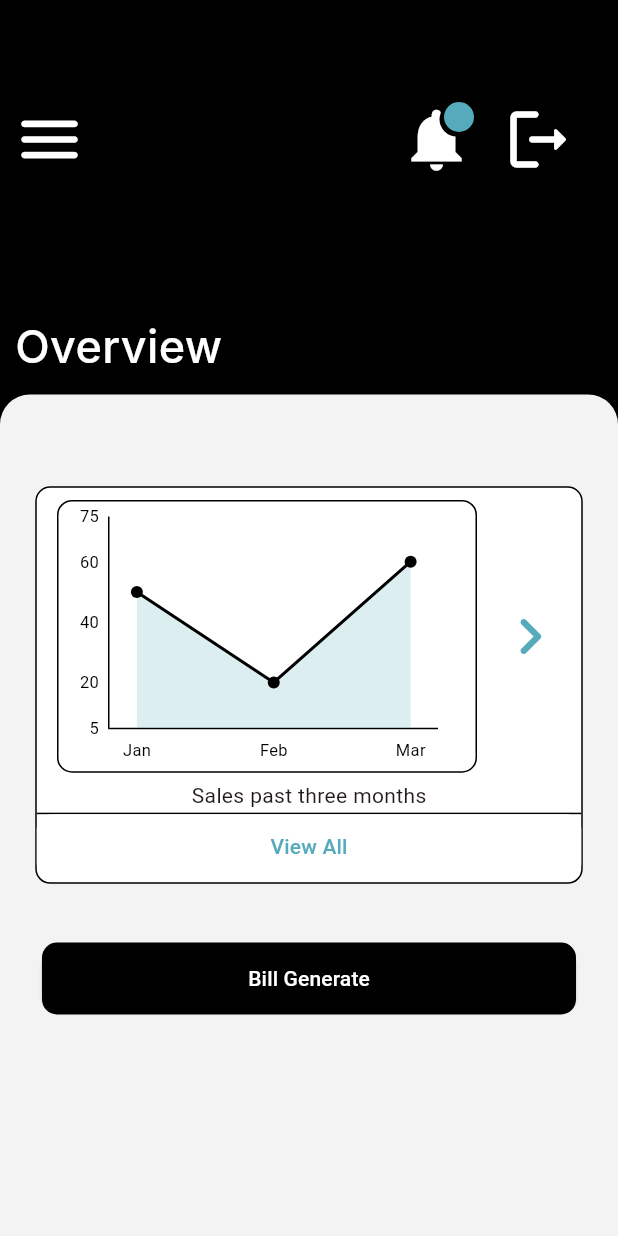
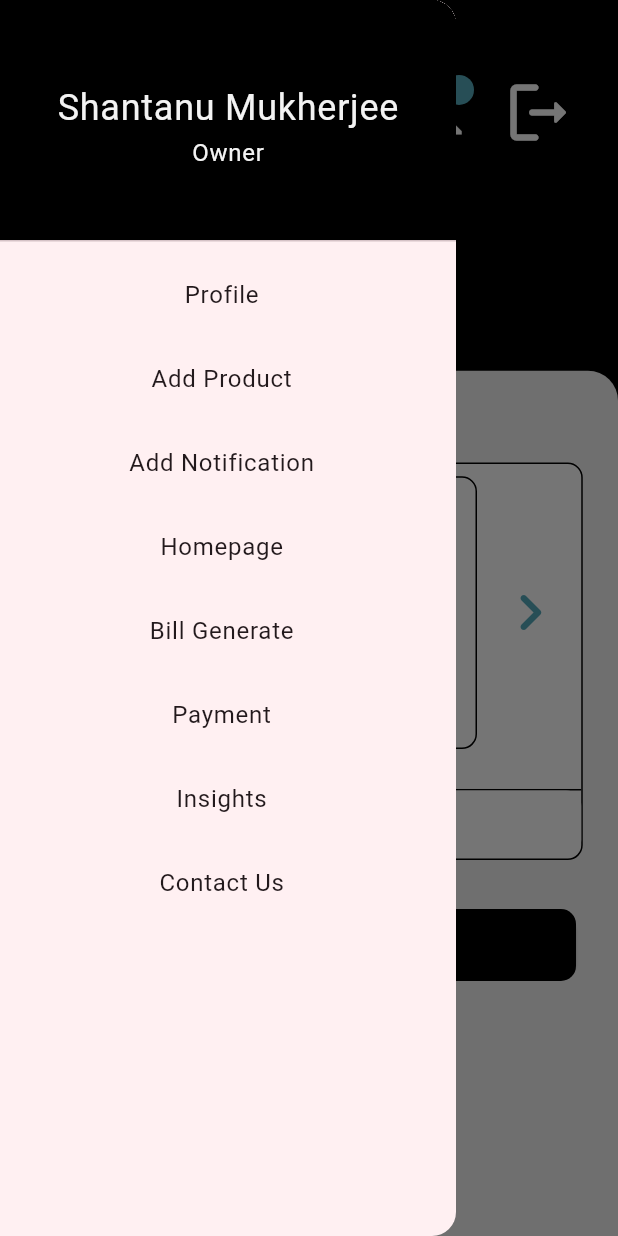
Before and after one commit to shantanu16101998/BillingSystem, a Flutter app: the HomeState screen opened by its route, after a tap on the "menu" icon, on a phone screen of 412 x 824 dp. Run offline on Flutter 3.47's test engine with Material 2 defaults, Android fonts, the light colour scheme and no system bars; drawn by our look-alikes of fl_chart; our stand-ins replace firebase_auth, firebase_core, google_sign_in, local_auth; missing offline and left inert: flutter_facebook_auth, mongo_dart; accounts and stored records are empty; Roboto replaces fonts that are missing (Inter).

Commit message:
added notification popup and menu drawer

```diff
--- a/billing_system/lib/Configs/Constants.dart
+++ b/billing_system/lib/Configs/Constants.dart
@@ -4,7 +4,7 @@ class ProductObj {
   var count = 0;
   var name = '';
 
-  ProductObj(this.count,this.name);
+  ProductObj(this.count, this.name);
 }
 
 List<ProductObj> productList = [
--- a/billing_system/lib/Environment.dart
+++ b/billing_system/lib/Environment.dart
@@ -1,2 +1,3 @@
-const MONGO_CONNECTION_URL = "mongodb+srv://shantanu16101998:shantanu16101998@main.pxebvuv.mongodb.net/BillingSystem?retryWrites=true&w=majority";
+const MONGO_CONNECTION_URL =
+    "mongodb+srv://shantanu16101998:shantanu16101998@main.pxebvuv.mongodb.net/BillingSystem?retryWrites=true&w=majority";
 const SALES_COLLECTION = "Sales";
--- a/billing_system/lib/components/GraphContainer.dart
+++ b/billing_system/lib/components/GraphContainer.dart
@@ -39,7 +39,7 @@ class GraphContainer extends StatelessWidget {
                     height: 223 * figmaHeightFactor,
                     alignment: Alignment.center,
                     child: const Padding(
-                      padding: EdgeInsets.only(top: 10,right: 25,left: 5),
+                      padding: EdgeInsets.only(top: 10, right: 25, left: 5),
                       // padding: EdgeInsets.all(0),
 
                       child: Graph(),
--- /dev/null
+++ b/billing_system/lib/components/Menu.dart
@@ -0,0 +1,65 @@
+import 'package:billing_system/components/MenuItems.dart';
+import 'package:flutter/material.dart';
+import 'package:billing_system/Configs/Constants.dart';
+
+class Menu extends StatelessWidget {
+  const Menu({Key? key}) : super(key: key);
+
+  @override
+  Widget build(BuildContext context) {
+    return Drawer(
+      child: ListView(
+        padding: EdgeInsets.zero,
+        children: const [
+          DrawerHeader(
+            decoration: BoxDecoration(
+              color: Colors.black,
+            ),
+            child: Row(
+              mainAxisAlignment: MainAxisAlignment.center,
+              children: [
+                Column(
+                  mainAxisAlignment: MainAxisAlignment.center,
+                  crossAxisAlignment: CrossAxisAlignment.center,
+                  // Center horizontally
+                  children: [
+                    Text(
+                      'Shantanu Mukherjee',
+                      style: TextStyle(
+                        color: figmawhite, // Use the defined constant color
+                        fontSize: 24,
+                      ),
+                    ),
+                    Text(
+                      'Owner',
+                      style: TextStyle(
+                        color: figmawhite, // Use the defined constant color
+                        fontSize: 16,
+                      ),
+                    ),
+                  ],
+                ),
+              ],
+            ),
+          ),
+          Align(
+            alignment: Alignment.center,
+            // Center both horizontally and vertically
+            child: Column(
+              children: [
+                MenuItem(title: 'Profile'),
+                MenuItem(title: 'Add Product'),
+                MenuItem(title: 'Add Notification'),
+                MenuItem(title: 'Homepage'),
+                MenuItem(title: 'Bill Generate'),
+                MenuItem(title: 'Payment'),
+                MenuItem(title: 'Insights'),
+                MenuItem(title: 'Contact Us'),
+              ],
+            ),
+          ),
+        ],
+      ),
+    );
+  }
+}
--- /dev/null
+++ b/billing_system/lib/components/MenuItems.dart
@@ -0,0 +1,29 @@
+import 'package:flutter/material.dart';
+
+import 'package:flutter/material.dart';
+
+class MenuItem extends StatelessWidget {
+  final String title;
+
+  const MenuItem({Key? key, required this.title}) : super(key: key);
+
+  @override
+  Widget build(BuildContext context) {
+    return Container(
+      child: ListTile(
+        title: Center(
+          child: Text(
+            title,
+            textAlign: TextAlign.center,
+            style: const TextStyle(
+                // Customize the text style as needed
+                ),
+          ),
+        ),
+        onTap: () {
+          Navigator.pop(context);
+        },
+      ),
+    );
+  }
+}
--- /dev/null
+++ b/billing_system/lib/components/NotificationIcon.dart
@@ -0,0 +1,42 @@
+import 'package:flutter/material.dart';
+
+class NotificationIcon extends StatelessWidget {
+  const NotificationIcon({super.key});
+
+  @override
+  Widget build(BuildContext context) {
+    return Stack(
+      children: [
+        const Icon(
+          Icons.notifications,
+          size: 50.0,
+          color: Colors.white,
+        ),
+        Positioned(
+          right: 0,
+          top: 0,
+          child: Container(
+            width: 23.0,
+            height: 23.0,
+            decoration: const BoxDecoration(
+              shape: BoxShape.circle,
+              color: Colors.black,
+            ),
+          ),
+        ),
+        Positioned(
+          right: 0,
+          top: 0,
+          child: Container(
+            width: 20.0,
+            height: 20.0,
+            decoration: const BoxDecoration(
+              shape: BoxShape.circle,
+              color: Color(0xFF55AABB),
+            ),
+          ),
+        ),
+      ],
+    );
+  }
+}
--- /dev/null
+++ b/billing_system/lib/components/NotificationPopup.dart
@@ -0,0 +1,31 @@
+import 'package:flutter/material.dart';
+import 'package:billing_system/components/NotificationIcon.dart';
+
+class NotificationPopup extends StatelessWidget {
+  const NotificationPopup({super.key});
+
+  @override
+  Widget build(BuildContext context) {
+    return PopupMenuButton<String>(
+      onSelected: (value) {
+        // Handle the selected menu item here
+        if (value == 'menuItem1') {
+          // Handle menuItem1
+        } else if (value == 'menuItem2') {
+          // Handle menuItem2
+        }
+      },
+      itemBuilder: (BuildContext context) => <PopupMenuEntry<String>>[
+        const PopupMenuItem<String>(
+          value: 'menuItem1',
+          child: Text('Menu Item 1'),
+        ),
+        const PopupMenuItem<String>(
+          value: 'menuItem2',
+          child: Text('Menu Item 2'),
+        ),
+      ],
+      child: NotificationIcon(),
+    );
+  }
+}
--- a/billing_system/lib/main.dart
+++ b/billing_system/lib/main.dart
@@ -23,9 +23,7 @@ class MyApp extends StatelessWidget {
         colorScheme: ColorScheme.fromSeed(seedColor: Colors.black),
         useMaterial3: true,
       ),
-      // home: const MyHomePage(title: 'Billing System'),
-      // home: const PinPage(),
-      home: const LoginState(),
+      home: const HomeState(),
       routes: {
         '/login': (context) => const LoginState(),
         '/pin': (context) => const PinState(),
--- a/billing_system/lib/screens/Home.dart
+++ b/billing_system/lib/screens/Home.dart
@@ -1,9 +1,9 @@
 import 'package:billing_system/Configs/Constants.dart';
 import 'package:billing_system/components/GraphContainer.dart';
+import 'package:billing_system/components/Menu.dart';
+import 'package:billing_system/components/NotificationPopup.dart';
 import 'package:flutter/material.dart';
-
-import '../services/Google.dart';
-import 'Password.dart';
+import 'package:billing_system/components/NotificationIcon.dart';
 
 class HomeState extends StatefulWidget {
   const HomeState({Key? key}) : super(key: key);
@@ -12,88 +12,53 @@ class HomeState extends StatefulWidget {
   State<StatefulWidget> createState() => HomePage();
 }
 
-class NotificationIcon extends StatelessWidget {
-  const NotificationIcon({super.key});
-
-  @override
-  Widget build(BuildContext context) {
-    return Stack(
-      children: [
-        const Icon(
-          Icons.notifications,
-          size: 50.0, // Adjust the size of the icon as needed
-          color: Colors.white, // Set the color of the icon
-        ),
-        Positioned(
-          right: 0,
-          top: 0,
-          child: Container(
-            width: 23.0, // Adjust the width of the dot as needed
-            height: 23.0, // Adjust the height of the dot as needed
-            decoration: const BoxDecoration(
-              shape: BoxShape.circle,
-              color: Colors.black, // Set the color to #55AABB
-            ),
-          ),
-        ),
-        Positioned(
-          right: 0,
-          top: 0,
-          child: Container(
-            width: 20.0, // Adjust the width of the dot as needed
-            height: 20.0, // Adjust the height of the dot as needed
-            decoration: const BoxDecoration(
-              shape: BoxShape.circle,
-              color: Color(0xFF55AABB), // Set the color to #55AABB
-            ),
-          ),
-        ),
-      ],
-    );
-  }
-}
-
 class HomePage extends State<HomeState> {
-  final TextEditingController usernameController = TextEditingController();
+  final GlobalKey<ScaffoldState> _scaffoldKey = GlobalKey<ScaffoldState>();
   double containerHeightPercentage = 70.0;
   double screenHeight = 0.0;
   double keyboardHeight = 0.0;
+
+  void _openDrawer() {
+    _scaffoldKey.currentState?.openDrawer();
+  }
 
   @override
   Widget build(BuildContext context) {
     double visibleScreenHeight = MediaQuery.of(context).size.height -
         MediaQuery.of(context).viewInsets.bottom;
 
-    // Calculate the container height as a percentage of the screen height
     double containerHeight =
         (visibleScreenHeight * containerHeightPercentage) / 100.0;
 
-    // Determine if the keyboard is visible
-    bool isKeyboardVisible = MediaQuery.of(context).viewInsets.bottom > 0;
+    double screenStartHeight = (visibleScreenHeight * 5) / 100;
 
     return Scaffold(
+      key: _scaffoldKey, // Add this line to associate the key with the Scaffold
       backgroundColor: Colors.black,
       body: Column(
-        mainAxisAlignment: MainAxisAlignment.start,
+        mainAxisAlignment: MainAxisAlignment.spaceBetween,
         children: [
-          const SizedBox(
-            height: 60,
+          SizedBox(
+            height: screenStartHeight,
           ),
           Row(
             mainAxisAlignment: MainAxisAlignment.spaceBetween,
             children: [
               IconButton(
-                  onPressed: () {},
+                onPressed: _openDrawer,
+                // Open the Drawer when the icon is tapped
                 icon: const Icon(
                   Icons.menu_rounded,
                   color: Colors.white,
                   size: 50,
-                  )),
+                ),
+              ),
               Padding(
                 padding: const EdgeInsets.only(right: 20),
                 child: Row(
                   children: [
-                    const NotificationIcon(),
+                    // const NotificationIcon(),
+                    const NotificationPopup(),
                     const SizedBox(
                       width: 10,
                     ),
@@ -103,7 +68,8 @@ class HomePage extends State<HomeState> {
                         Icons.logout_rounded,
                         color: Colors.white,
                         size: 50,
-                        )),
+                      ),
+                    ),
                   ],
                 ),
               )
@@ -115,7 +81,7 @@ class HomePage extends State<HomeState> {
           const Padding(
             padding: EdgeInsets.all(10.0),
             child: Align(
-              alignment: Alignment.centerLeft, // Align text to the left
+              alignment: Alignment.centerLeft,
               child: Text(
                 'Overview',
                 style: TextStyle(
@@ -141,7 +107,7 @@ class HomePage extends State<HomeState> {
                 children: [
                   const GraphContainer(),
                   const SizedBox(
-                    height: 48 * figmaHeightFactor,
+                    height: 40 * figmaHeightFactor,
                   ),
                   Container(
                     decoration: BoxDecoration(
@@ -167,6 +133,7 @@ class HomePage extends State<HomeState> {
           ),
         ],
       ),
+      drawer: Menu(),
     );
   }
 }
--- a/billing_system/lib/screens/Testing.dart
+++ b/billing_system/lib/screens/Testing.dart
@@ -11,8 +11,6 @@ class BiometricsState extends StatefulWidget {
 }
 
 class Biometrics extends State<BiometricsState> {
-
-
   Future<void> performAuth() async {
     await LocalAuth.authenticate();
   }
--- a/billing_system/lib/services/local_auth_services.dart
+++ b/billing_system/lib/services/local_auth_services.dart
@@ -13,8 +13,8 @@ class LocalAuth {
       return await _auth.authenticate(
           authMessages: const [],
           localizedReason: 'Use fingerprint to authenticate');
-      options: const AuthenticationOptions(useErrorDialogs: true, stickyAuth: true);
-
+      options:
+      const AuthenticationOptions(useErrorDialogs: true, stickyAuth: true);
     } catch (exception) {
       print(exception);
       return false;
--- a/billing_system/pubspec.yaml
+++ b/billing_system/pubspec.yaml
@@ -38,7 +38,7 @@ dependencies:
   flutter_keyboard_visibility: ^5.4.1
   fl_chart: ^0.41.0
   flutter_charts: ^0.5.1
-  flutter_facebook_auth: ^5.0.7
+  flutter_facebook_auth: ^4.0.7
 
 
   # The following adds the Cupertino Icons font to your application.
```
Also changed, not shown: billing_system/lib/components/Graph.dart (+12 -13 lines), billing_system/lib/dbHelper/MongoDatabase.dart (+8 -12 lines), billing_system/lib/models/Sales.dart (+5 -11 lines), billing_system/lib/screens/CounterPage.dart (+14 -23 lines), billing_system/lib/screens/Password.dart (+6 -4 lines), billing_system/lib/services/Google.dart (+5 -4 lines), billing_system/lib/components/ProductCounter.dart (line endings or trailing spaces), billing_system/pubspec.lock, 5 other files. Lines whose indentation alone changed are shown as unchanged.
